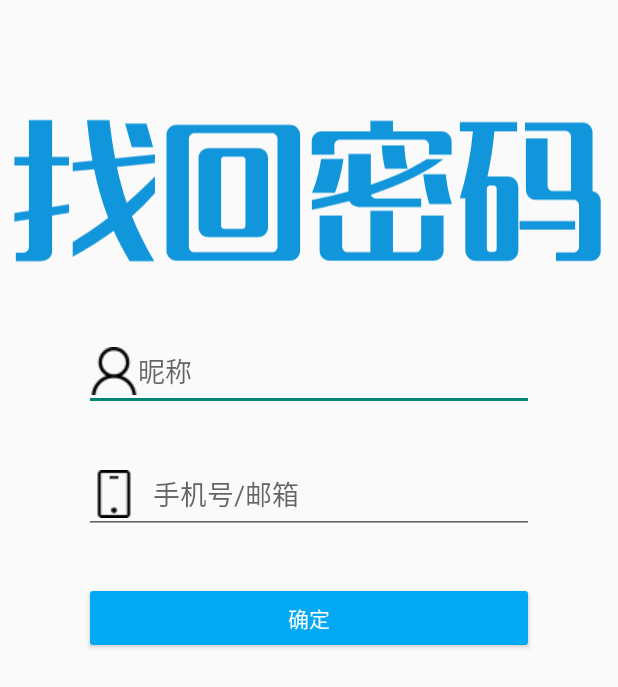
After one commit to LAUKAWAI/Hello_World, an Android app: the layout activity_reset_pwd.xml on its own in the app's theme, with its tools: preview values and no code run, on a phone screen of 412 x 824 dp. The commit adds this screen. Shown: the top 687 px of the screen. Run offline under Robolectric (Android 15) with nearby library versions, the phone set to English and light mode, and no system bars.

Commit message:
新增两个Activity：ResetPwdActivity和UpdatePwdActivity 完成了两个Activity的布局，并增加了相应的图片和字符串资源

```diff
--- /dev/null
+++ b/app/src/main/res/drawable/ic_reset_pwd.xml
@@ -0,0 +1,18 @@
+<vector xmlns:android="http://schemas.android.com/apk/res/android"
+    android:width="431dp"
+    android:height="128dp"
+    android:viewportWidth="3448"
+    android:viewportHeight="1024">
+  <path
+      android:pathData="M80.32,629.19l81.14,-12.43 0,-253.44L80.32,363.32 80.32,316.15l81.14,0L161.46,110.77l129.21,0 0,205.45 94.47,0 0,47.24L290.6,363.46l0,232.73 94.47,-15.75 0,47.24L290.6,643.28l0,199.65c0,29.83 -26.52,54.63 -67.06,54.63L88.53,897.55l0,-47.24 37.29,0c24.03,0 35.63,-14.09 35.63,-32.32l0,-154 -81.14,12.43L80.32,629.19zM405.79,791.55c67.06,-39.71 133.35,-85.29 197.92,-135.01C571.39,573.74 545.77,485.07 525.05,384.1L405.79,395.64 405.79,348.47 515.94,337.7c-12.43,-69.54 -22.37,-144.13 -30.66,-226.93l125.07,0C619.46,187.77 629.4,258.14 642.66,324.44l221.95,-22.37L864.61,350.13 651.77,371.6c14.92,68.78 33.08,134.18 55.45,200.41 53.87,-46.34 106,-95.23 157.38,-146.61l0,92.75c-39.78,45.58 -82.8,88.6 -128.38,129.21 32.32,79.49 72.03,160.7 124.24,250.13l-137.5,0c-33.08,-55.52 -62.98,-110.91 -88.6,-168.16 -71.2,52.21 -147.44,99.38 -228.58,144.13L405.79,791.55zM735.4,261.46l-37.29,-130.87 119.26,0 37.29,130.87L735.4,261.46z"
+      android:fillColor="#1296db"/>
+  <path
+      android:pathData="M928.84,191.91c0,-29.83 24.03,-55.45 54.69,-55.45l636.1,0c30.66,0 54.69,25.69 54.69,55.45l0,647.7c0,30.59 -24.03,55.45 -54.69,55.45l-636.1,0c-30.66,0 -54.69,-24.79 -54.69,-55.45L928.84,191.91zM1548.36,215.12c0,-17.4 -14.09,-31.49 -31.49,-31.49l-431.55,0c-17.33,0 -31.49,14.09 -31.49,31.49l0,601.36c0,17.4 14.09,31.42 31.49,31.42l431.55,0c17.4,0 31.49,-14.02 31.49,-31.42L1548.36,215.12zM1107.77,321.95c0,-30.66 24.86,-54.69 55.45,-54.69l276.65,0c30.66,0 55.52,24.03 55.52,54.69l0,387.56c0,30.66 -24.86,54.69 -55.52,54.69l-276.65,0c-30.59,0 -55.45,-24.03 -55.45,-54.69L1107.77,321.95zM1369.5,330.24c0,-9.12 -7.46,-15.75 -15.75,-15.75l-104.35,0c-8.29,0 -15.75,6.63 -15.75,15.75l0,371.12c0,9.12 7.46,15.75 15.75,15.75l104.35,0c8.29,0 15.75,-6.63 15.75,-15.75L1369.5,330.24z"
+      android:fillColor="#1296db"/>
+  <path
+      android:pathData="M1739.38,303.72 L1739.38,228.38c0,-30.66 24.03,-55.52 54.69,-55.52l272.51,0L2066.58,114.91l125.89,0 0,57.94 272.51,0c29.83,0 54.69,24.86 54.69,55.52l0,75.34 -125.89,0L2393.78,251.58c0,-17.4 -14.09,-31.49 -31.49,-31.49l-465.45,0c-17.4,0 -31.49,14.09 -31.49,31.49l0,52.14L1739.38,303.72zM2349.72,595.28l-346.19,0c-24.86,0 -45.58,-13.26 -54.69,-32.32 -67.06,18.23 -136.67,33.98 -208.69,48.89L1740.14,556.34c69.61,-14.09 137.5,-29.83 203.79,-47.24L1943.93,299.58l125.07,0 0,172.3c115.95,-38.88 221.13,-85.29 311.38,-142.47l92.75,0c-108.49,82.8 -245.16,146.61 -403.37,197.92 3.31,12.43 14.92,20.72 29.83,20.72l250.13,0L2349.72,595.28zM1740.97,515.73c26.52,-65.4 41.44,-125.07 50.48,-188.81l125.07,0c-9.94,64.64 -24.86,129.21 -47.24,188.81L1740.97,515.73zM1783.23,643.28l125.89,0 0,173.13c0,17.4 14.09,31.42 31.49,31.42l125.89,0L2066.51,617.59l125.89,0 0,230.24 125.89,0c17.4,0 31.49,-14.02 31.49,-31.42L2349.79,643.28l125.07,0 0,197.09c0,30.59 -24.03,54.63 -54.69,54.63l-581.4,0c-30.66,0 -55.45,-24.03 -55.45,-54.63L1783.3,643.28zM2148.48,382.45c-10.77,-43.09 -16.57,-86.94 -18.23,-130.87l125.89,0c0.83,43.09 7.46,86.94 18.23,130.87L2148.48,382.45zM2395.3,578.71c-16.57,-53.87 -27.35,-110.15 -33.98,-165.67l125.89,0c4.97,55.52 16.57,110.98 33.98,165.67L2395.3,578.71z"
+      android:fillColor="#1296db"/>
+  <path
+      android:pathData="M2565.52,547.22c37.29,-124.24 62.08,-249.3 72.93,-374.37L2565.52,172.85 2565.52,122.3l319.67,0 0,50.48 -126.72,0c-7.46,83.63 -19.89,167.33 -38.88,251.79l112.63,0c33.98,0 59.67,27.35 59.67,60.43l0,352.82c0,31.49 -25.69,58.84 -59.67,58.84l-176.44,0c-33.08,0 -59.6,-27.35 -59.6,-58.84l0,-290.74L2565.52,547.08zM2770.97,492.53c0,-8.29 -7.46,-16.57 -16.57,-16.57l-20.72,0c-9.12,0 -17.4,8.29 -17.4,16.57l0,337.07c0,9.12 8.29,16.57 17.4,16.57l20.72,0c9.12,0 16.57,-7.46 16.57,-16.57L2770.97,492.53zM2899.35,722.01 L2899.35,674.77l309.73,0 0,47.24L2899.35,722.01zM3102.25,849.56l98.55,0c16.57,0 29.83,-14.92 29.83,-32.32L3230.63,586.17c0,-17.4 -13.26,-31.49 -29.83,-31.49l-213.67,0c-28.94,0 -53.04,-24.86 -53.04,-55.52l0,-286.59 120.92,0 0,262.56c0,17.33 13.19,31.49 30.59,31.49l100.2,0 0,-303.17c0,-16.57 -14.92,-32.32 -30.59,-32.32l-226.1,0L2929.12,123.96l323.82,0c29.83,0 53.04,25.69 53.04,55.52l0,328.03c25.69,3.31 45.58,27.35 45.58,55.45l0,278.31c0,31.49 -23.2,55.52 -53.04,55.52l-196.26,0L3102.25,849.56z"
+      android:fillColor="#1296db"/>
+</vector>
--- a/app/src/main/res/layout/activity_register.xml
+++ b/app/src/main/res/layout/activity_register.xml
@@ -143,7 +143,7 @@
                 android:drawableStart="@drawable/phone"
                 android:drawablePadding="10dp"
                 android:ems="10"
-                android:hint="@string/ShouJi"
+                android:hint="@string/Phone"
                 android:inputType="phone" />
 
             <Switch
--- /dev/null
+++ b/app/src/main/res/layout/activity_reset_pwd.xml
@@ -0,0 +1,98 @@
+<?xml version="1.0" encoding="utf-8"?>
+<androidx.constraintlayout.widget.ConstraintLayout xmlns:android="http://schemas.android.com/apk/res/android"
+    xmlns:app="http://schemas.android.com/apk/res-auto"
+    xmlns:tools="http://schemas.android.com/tools"
+    android:layout_width="match_parent"
+    android:layout_height="match_parent">
+
+    <androidx.constraintlayout.widget.Guideline
+        android:id="@+id/guideline39"
+        android:layout_width="wrap_content"
+        android:layout_height="wrap_content"
+        android:orientation="horizontal"
+        app:layout_constraintGuide_percent="0.05" />
+
+    <androidx.constraintlayout.widget.Guideline
+        android:id="@+id/guideline40"
+        android:layout_width="wrap_content"
+        android:layout_height="wrap_content"
+        android:orientation="horizontal"
+        app:layout_constraintGuide_percent="0.25" />
+
+    <androidx.constraintlayout.widget.Guideline
+        android:id="@+id/guideline41"
+        android:layout_width="wrap_content"
+        android:layout_height="wrap_content"
+        android:orientation="horizontal"
+        app:layout_constraintGuide_percent="0.35" />
+
+    <androidx.constraintlayout.widget.Guideline
+        android:id="@+id/guideline42"
+        android:layout_width="wrap_content"
+        android:layout_height="wrap_content"
+        android:orientation="horizontal"
+        app:layout_constraintGuide_percent="0.45" />
+
+    <androidx.constraintlayout.widget.Guideline
+        android:id="@+id/guideline43"
+        android:layout_width="wrap_content"
+        android:layout_height="wrap_content"
+        android:orientation="horizontal"
+        app:layout_constraintGuide_percent="0.55" />
+
+    <ImageView
+        android:id="@+id/imageView"
+        android:layout_width="wrap_content"
+        android:layout_height="wrap_content"
+        android:layout_marginTop="8dp"
+        android:contentDescription="@string/UpdateYourPassword"
+        app:layout_constraintBottom_toTopOf="@+id/guideline40"
+        app:layout_constraintEnd_toEndOf="parent"
+        app:layout_constraintHorizontal_bias="0.509"
+        app:layout_constraintStart_toStartOf="parent"
+        app:layout_constraintTop_toTopOf="@+id/guideline39"
+        app:layout_constraintVertical_bias="0.521"
+        app:srcCompat="@drawable/ic_reset_pwd" />
+
+    <EditText
+        android:id="@+id/edit_name"
+        android:layout_width="300dp"
+        android:layout_height="wrap_content"
+        android:autofillHints=""
+        android:drawableStart="@drawable/username"
+        android:ems="10"
+        android:hint="@string/Nickname"
+        android:inputType="textPersonName"
+        app:layout_constraintBottom_toTopOf="@+id/guideline41"
+        app:layout_constraintEnd_toEndOf="parent"
+        app:layout_constraintStart_toStartOf="parent"
+        app:layout_constraintTop_toTopOf="@+id/guideline40" />
+
+    <EditText
+        android:id="@+id/edit_phone"
+        android:layout_width="300dp"
+        android:layout_height="wrap_content"
+        android:drawableStart="@drawable/phone"
+        android:drawablePadding="10dp"
+        android:ems="10"
+        android:hint="@string/Phone"
+        android:importantForAutofill="no"
+        android:inputType="phone"
+        app:layout_constraintBottom_toTopOf="@+id/guideline42"
+        app:layout_constraintEnd_toEndOf="parent"
+        app:layout_constraintStart_toStartOf="parent"
+        app:layout_constraintTop_toTopOf="@+id/guideline41" />
+
+    <Button
+        android:id="@+id/button_reset"
+        android:layout_width="300dp"
+        android:layout_height="wrap_content"
+        android:backgroundTint="#03A9F4"
+        android:text="@string/button_ok"
+        android:textColor="#FFFFFF"
+        app:layout_constraintBottom_toTopOf="@+id/guideline43"
+        app:layout_constraintEnd_toEndOf="parent"
+        app:layout_constraintStart_toStartOf="parent"
+        app:layout_constraintTop_toTopOf="@+id/guideline42" />
+
+</androidx.constraintlayout.widget.ConstraintLayout>
--- a/app/src/main/res/values/strings.xml
+++ b/app/src/main/res/values/strings.xml
@@ -15,7 +15,7 @@
     <string name="anniu">男</string>
     <string name="anniu1">女</string>
     <string name="quedingmima">确认密码</string>
-    <string name="ShouJi">手机号/邮箱</string>
+    <string name="Phone">手机号/邮箱</string>
     <string name="jiesou">接收消息信息</string>
     <string name="checkbox">CheckBox</string>
     <string name="shengming">同意本软件的用户服务协议和隐私政策</string>
@@ -71,4 +71,9 @@
     <string name="Gender">性别</string>
     <string name="phone">手机号码</string>
     <string name="News">接收消息推送</string>
+    <string name="UpdateYourPassword">更新密码</string>
+    <string name="NewPassword">新密码</string>
+    <string name="newpwd">新密码</string>
+    <string name="OnePwd">再次输入新密码</string>
+    <string name="edit_phone">手机</string>
 </resources>
```
Also changed, not shown: app/src/main/java/com/example/helloworld/ResetPwdActivity.java (added, +7 -0 lines), app/src/main/java/com/example/helloworld/UpdatePedActivity.java (added, +8 -0 lines), app/src/main/res/drawable/ic_update_newpwd.xml (added, +9 -0 lines), app/src/main/res/drawable/ic_update_pwd.xml (added, +15 -0 lines), app/src/main/res/layout/activity_update_pwd.xml (added, +62 -0 lines).
